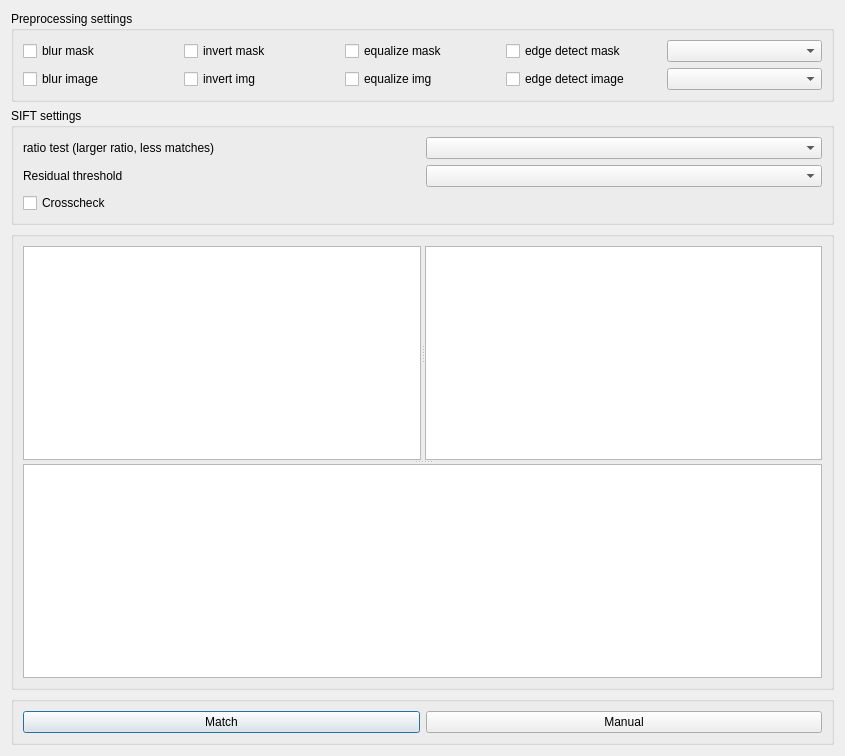
Old version of the form plugins/Affine/affineMatchDialog.ui in the repository pyIVLS/pyIVLS.
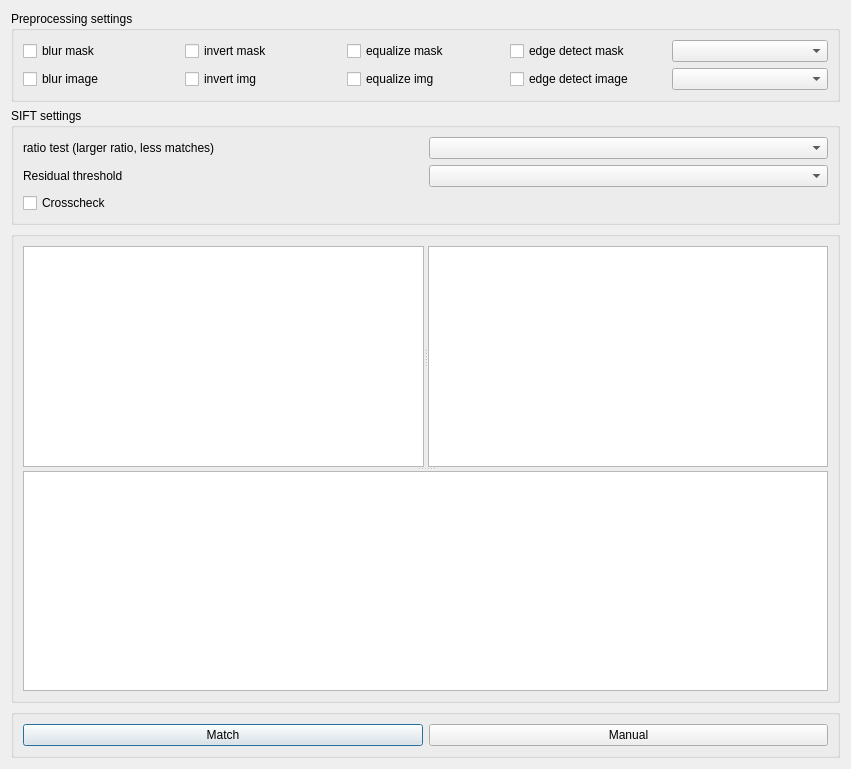
New version of the form.

The edit to the form file:
```diff
--- a/plugins/Affine/affineMatchDialog.ui
+++ b/plugins/Affine/affineMatchDialog.ui
@@ -6,8 +6,8 @@
    <rect>
     <x>0</x>
     <y>0</y>
-    <width>845</width>
-    <height>756</height>
+    <width>851</width>
+    <height>769</height>
    </rect>
   </property>
   <property name="windowTitle">
```
